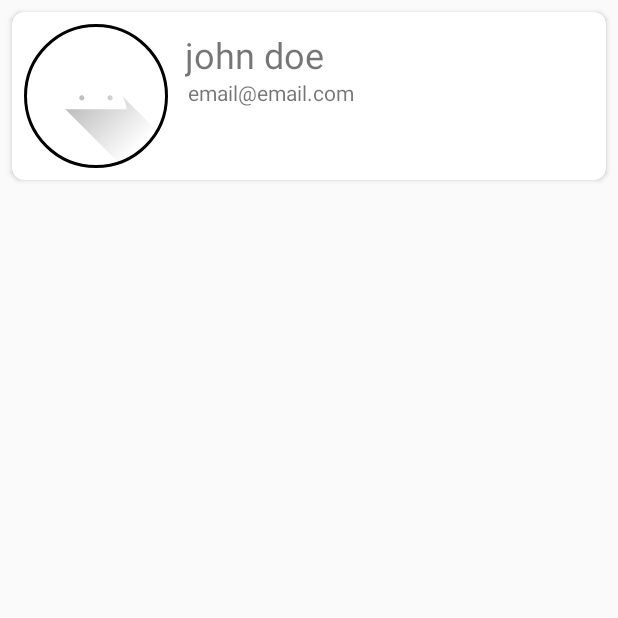
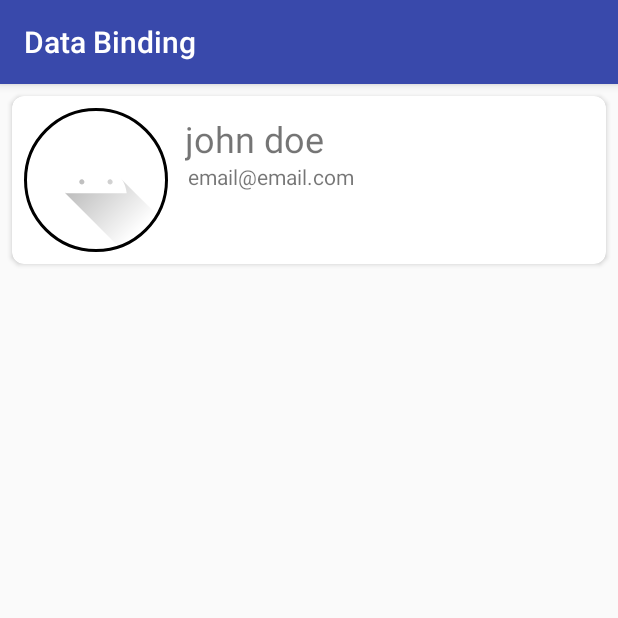
Before and after one commit to imanfauzi29/android-challenge-four, an Android app: the DetailUser screen opened directly, with no data from a screen before it, on a phone screen of 412 x 824 dp, the top half of it. Run offline under Robolectric (Android 15) with nearby library versions, the phone set to English and light mode, and no system bars; our stand-ins replace CircleImageView; pictures from the network do not load; 4 statements that could not run were skipped.

Commit message:
add name and back in action bar view user

```diff
--- a/app/src/main/java/com/mycorp/javachallengefour/activities/DetailUser.java
+++ b/app/src/main/java/com/mycorp/javachallengefour/activities/DetailUser.java
@@ -1,9 +1,10 @@
 package com.mycorp.javachallengefour.activities;
 
+import androidx.appcompat.app.ActionBar;
 import androidx.appcompat.app.AppCompatActivity;
 
-import android.app.ActionBar;
 import android.os.Bundle;
+import android.util.Log;
 import android.widget.ImageView;
 import android.widget.TextView;
 import android.widget.Toolbar;
@@ -21,16 +22,20 @@ public class DetailUser extends AppCompatActivity {
         super.onCreate(savedInstanceState);
         setContentView(R.layout.activity_detail_user);
 
-        userName = findViewById(R.id.users_names);
-        userEmail = findViewById(R.id.user_email);
-        profileImage = findViewById(R.id.profile_image);
+        userName = findViewById(R.id.username);
+        userEmail = findViewById(R.id.emails);
+        profileImage = findViewById(R.id.profile);
 
         Bundle extras = getIntent().getExtras();
-        ActionBar actionBar = getActionBar();
+        ActionBar actionBar = getSupportActionBar();
+        Log.d("ext", actionBar.toString());
         actionBar.setTitle(extras.getString("username").toUpperCase());
         userName.setText(extras.getString("username"));
         userEmail.setText(extras.getString("email"));
-        Glide.with(getApplicationContext()).load(extras.getString("image")).apply(RequestOptions.centerCropTransform()).into(profileImage);
+        Glide.with(getApplicationContext())
+                .load(extras.getString("image"))
+                .apply(RequestOptions.centerCropTransform())
+                .into(profileImage);
 
     }
 }
--- a/app/src/main/java/com/mycorp/javachallengefour/adapters/UserAdapter.java
+++ b/app/src/main/java/com/mycorp/javachallengefour/adapters/UserAdapter.java
@@ -124,10 +124,13 @@ public class UserAdapter extends RecyclerView.Adapter<UserAdapter.viewHolder> im
 
                     int pos = getAdapterPosition();
                     UsersModel user = filteredUser.get(pos);
-                    Intent intent = new Intent(context, DetailUser.class);
+
+                    Intent intent = new Intent();
+                    intent = new Intent(context, DetailUser.class);
                     intent.putExtra("username", user.getFirstName() + " " + user.getLastName());
                     intent.putExtra("email", user.getEmail());
                     intent.putExtra("image", user.getAvatar());
+                    intent.addFlags(Intent.FLAG_ACTIVITY_NEW_TASK);
                     context.startActivity(intent);
                 }
             });
--- a/app/src/main/res/layout/activity_detail_user.xml
+++ b/app/src/main/res/layout/activity_detail_user.xml
@@ -15,7 +15,7 @@
         android:layout_height="wrap_content">
 
         <de.hdodenhof.circleimageview.CircleImageView
-            android:id="@+id/images_profiles"
+            android:id="@+id/profile"
             android:layout_width="96dp"
             android:layout_height="96dp"
             android:src="@drawable/ic_launcher_foreground"
@@ -28,7 +28,7 @@
             app:layout_constraintBottom_toBottomOf="parent"/>
 
         <TextView
-            android:id="@+id/users_names"
+            android:id="@+id/username"
             android:layout_width="wrap_content"
             android:layout_height="wrap_content"
             android:layout_marginTop="4dp"
@@ -41,7 +41,7 @@
             app:layout_constraintTop_toTopOf="parent" />
 
         <TextView
-            android:id="@+id/user_email"
+            android:id="@+id/emails"
             android:layout_width="wrap_content"
             android:layout_height="wrap_content"
             android:layout_marginTop="32dp"
@@ -50,7 +50,7 @@
             app:layout_constraintEnd_toEndOf="parent"
             app:layout_constraintHorizontal_bias="0.525"
             app:layout_constraintStart_toStartOf="@+id/profile_image"
-            app:layout_constraintTop_toTopOf="@+id/users_names"
+            app:layout_constraintTop_toTopOf="@+id/username"
             tools:ignore="UnknownId" />
 
     </androidx.constraintlayout.widget.ConstraintLayout>
```
Also changed, not shown: app/src/main/AndroidManifest.xml (+5 -3 lines).
